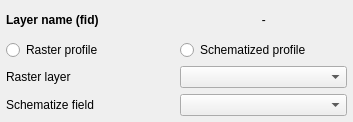
Old version of the form flo2d/ui/profile_tool.ui in the repository FLO-2DSoftware/qgis-flo-2d-plugin.
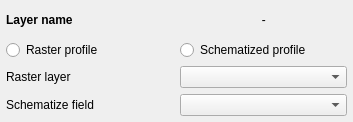
New version of the form.

The edit to the form file:
```diff
--- a/flo2d/ui/profile_tool.ui
+++ b/flo2d/ui/profile_tool.ui
@@ -31,7 +31,7 @@
         </font>
        </property>
        <property name="text">
-        <string>Layer name (fid)</string>
+        <string>Layer name</string>
        </property>
       </widget>
      </item>
```
